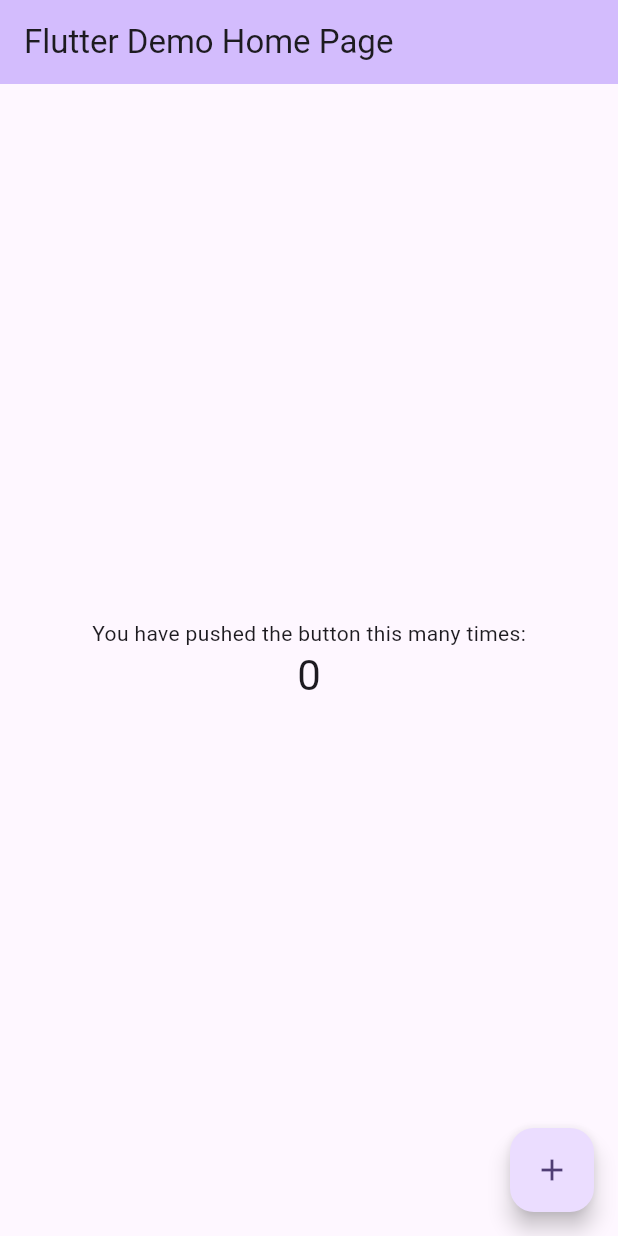
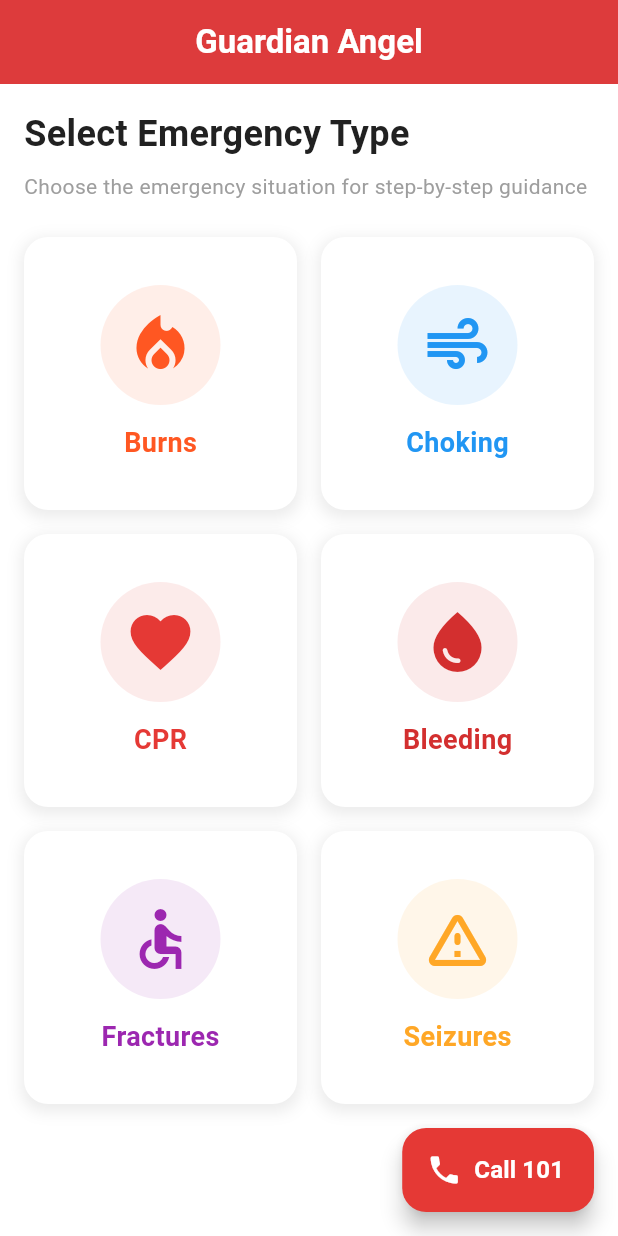
Before and after one commit to mohammadqu22/GurdianAngel, a Flutter app: the screen it shows after launch, on a phone screen of 412 x 824 dp. Run offline on Flutter 3.47's test engine with Material 3 defaults, Android fonts, the phone set to English and light mode, and no system bars.

Commit message:
Build home screen with emergency categories
- Create HomeScreen widget with 6 emergency cards (Burns, Choking, CPR, Bleeding, Fractures, Seizures)
- Implement responsive 2x3 grid layout
- Add card styling with shadows, rounded corners, and color-coded icons
- Add floating Call 101 emergency button
- Include tap interactions with feedback
- Add STRUCTURE.md project documentation
- Test on Android emulator

Closes #4

```diff
--- a/lib/main.dart
+++ b/lib/main.dart
@@ -1,122 +1,24 @@
 import 'package:flutter/material.dart';
+import 'screens/home_screen.dart';
 
 void main() {
-  runApp(const MyApp());
+  runApp(const GuardianAngelApp());
 }
 
-class MyApp extends StatelessWidget {
-  const MyApp({super.key});
+class GuardianAngelApp extends StatelessWidget {
+  const GuardianAngelApp({super.key});
 
-  // This widget is the root of your application.
   @override
   Widget build(BuildContext context) {
     return MaterialApp(
-      title: 'Flutter Demo',
+      title: 'Guardian Angel',
+      debugShowCheckedModeBanner: false,
       theme: ThemeData(
-        // This is the theme of your application.
-        //
-        // TRY THIS: Try running your application with "flutter run". You'll see
-        // the application has a purple toolbar. Then, without quitting the app,
-        // try changing the seedColor in the colorScheme below to Colors.green
-        // and then invoke "hot reload" (save your changes or press the "hot
-        // reload" button in a Flutter-supported IDE, or press "r" if you used
-        // the command line to start the app).
-        //
-        // Notice that the counter didn't reset back to zero; the application
-        // state is not lost during the reload. To reset the state, use hot
-        // restart instead.
-        //
-        // This works for code too, not just values: Most code changes can be
-        // tested with just a hot reload.
-        colorScheme: .fromSeed(seedColor: Colors.deepPurple),
+        primarySwatch: Colors.red,
+        useMaterial3: true,
+        fontFamily: 'Roboto',
       ),
-      home: const MyHomePage(title: 'Flutter Demo Home Page'),
+      home: const HomeScreen(),
     );
   }
 }
-
-class MyHomePage extends StatefulWidget {
-  const MyHomePage({super.key, required this.title});
-
-  // This widget is the home page of your application. It is stateful, meaning
-  // that it has a State object (defined below) that contains fields that affect
-  // how it looks.
-
-  // This class is the configuration for the state. It holds the values (in this
-  // case the title) provided by the parent (in this case the App widget) and
-  // used by the build method of the State. Fields in a Widget subclass are
-  // always marked "final".
-
-  final String title;
-
-  @override
-  State<MyHomePage> createState() => _MyHomePageState();
-}
-
-class _MyHomePageState extends State<MyHomePage> {
-  int _counter = 0;
-
-  void _incrementCounter() {
-    setState(() {
-      // This call to setState tells the Flutter framework that something has
-      // changed in this State, which causes it to rerun the build method below
-      // so that the display can reflect the updated values. If we changed
-      // _counter without calling setState(), then the build method would not be
-      // called again, and so nothing would appear to happen.
-      _counter++;
-    });
-  }
-
-  @override
-  Widget build(BuildContext context) {
-    // This method is rerun every time setState is called, for instance as done
-    // by the _incrementCounter method above.
-    //
-    // The Flutter framework has been optimized to make rerunning build methods
-    // fast, so that you can just rebuild anything that needs updating rather
-    // than having to individually change instances of widgets.
-    return Scaffold(
-      appBar: AppBar(
-        // TRY THIS: Try changing the color here to a specific color (to
-        // Colors.amber, perhaps?) and trigger a hot reload to see the AppBar
-        // change color while the other colors stay the same.
-        backgroundColor: Theme.of(context).colorScheme.inversePrimary,
-        // Here we take the value from the MyHomePage object that was created by
-        // the App.build method, and use it to set our appbar title.
-        title: Text(widget.title),
-      ),
-      body: Center(
-        // Center is a layout widget. It takes a single child and positions it
-        // in the middle of the parent.
-        child: Column(
-          // Column is also a layout widget. It takes a list of children and
-          // arranges them vertically. By default, it sizes itself to fit its
-          // children horizontally, and tries to be as tall as its parent.
-          //
-          // Column has various properties to control how it sizes itself and
-          // how it positions its children. Here we use mainAxisAlignment to
-          // center the children vertically; the main axis here is the vertical
-          // axis because Columns are vertical (the cross axis would be
-          // horizontal).
-          //
-          // TRY THIS: Invoke "debug painting" (choose the "Toggle Debug Paint"
-          // action in the IDE, or press "p" in the console), to see the
-          // wireframe for each widget.
-          mainAxisAlignment: .center,
-          children: [
-            const Text('You have pushed the button this many times:'),
-            Text(
-              '$_counter',
-              style: Theme.of(context).textTheme.headlineMedium,
-            ),
-          ],
-        ),
-      ),
-      floatingActionButton: FloatingActionButton(
-        onPressed: _incrementCounter,
-        tooltip: 'Increment',
-        child: const Icon(Icons.add),
-      ),
-    );
-  }
-}
--- a/lib/screens/home_screen.dart
+++ b/lib/screens/home_screen.dart
@@ -0,0 +1,184 @@
+import 'package:flutter/material.dart';
+
+class HomeScreen extends StatelessWidget {
+  const HomeScreen({super.key});
+
+  @override
+  Widget build(BuildContext context) {
+    return Scaffold(
+      backgroundColor: Colors.white,
+      appBar: AppBar(
+        title: const Text(
+          'Guardian Angel',
+          style: TextStyle(
+            fontWeight: FontWeight.bold,
+            fontSize: 22,
+          ),
+        ),
+        backgroundColor: const Color(0xFFE53935), // Red
+        foregroundColor: Colors.white,
+        elevation: 2,
+        centerTitle: true,
+      ),
+      body: Padding(
+        padding: const EdgeInsets.all(16.0),
+        child: Column(
+          crossAxisAlignment: CrossAxisAlignment.start,
+          children: [
+            // Header Text
+            const Text(
+              'Select Emergency Type',
+              style: TextStyle(
+                fontSize: 24,
+                fontWeight: FontWeight.bold,
+                color: Color(0xFF212121),
+              ),
+            ),
+            const SizedBox(height: 8),
+            const Text(
+              'Choose the emergency situation for step-by-step guidance',
+              style: TextStyle(
+                fontSize: 14,
+                color: Colors.grey,
+              ),
+            ),
+            const SizedBox(height: 24),
+
+            // Emergency Category Grid
+            Expanded(
+              child: GridView.count(
+                crossAxisCount: 2, // 2 columns
+                crossAxisSpacing: 16,
+                mainAxisSpacing: 16,
+                children: [
+                  _buildEmergencyCard(
+                    context,
+                    title: 'Burns',
+                    icon: Icons.local_fire_department,
+                    color: const Color(0xFFFF5722), // Orange-red
+                  ),
+                  _buildEmergencyCard(
+                    context,
+                    title: 'Choking',
+                    icon: Icons.air,
+                    color: const Color(0xFF2196F3), // Blue
+                  ),
+                  _buildEmergencyCard(
+                    context,
+                    title: 'CPR',
+                    icon: Icons.favorite,
+                    color: const Color(0xFFE53935), // Red
+                  ),
+                  _buildEmergencyCard(
+                    context,
+                    title: 'Bleeding',
+                    icon: Icons.water_drop,
+                    color: const Color(0xFFD32F2F), // Dark red
+                  ),
+                  _buildEmergencyCard(
+                    context,
+                    title: 'Fractures',
+                    icon: Icons.accessible,
+                    color: const Color(0xFF9C27B0), // Purple
+                  ),
+                  _buildEmergencyCard(
+                    context,
+                    title: 'Seizures',
+                    icon: Icons.warning_amber_rounded,
+                    color: const Color(0xFFFFA726), // Orange
+                  ),
+                ],
+              ),
+            ),
+          ],
+        ),
+      ),
+
+      // Emergency Call Button (Floating)
+      floatingActionButton: FloatingActionButton.extended(
+        onPressed: () {
+          // TODO: Implement emergency call
+          ScaffoldMessenger.of(context).showSnackBar(
+            const SnackBar(
+              content: Text('Emergency Call Feature - Coming Soon'),
+              duration: Duration(seconds: 2),
+            ),
+          );
+        },
+        backgroundColor: const Color(0xFFE53935),
+        icon: const Icon(Icons.phone, color: Colors.white),
+        label: const Text(
+          'Call 101',
+          style: TextStyle(
+            color: Colors.white,
+            fontWeight: FontWeight.bold,
+            fontSize: 16,
+          ),
+        ),
+      ),
+    );
+  }
+
+  // Emergency Card Widget
+  Widget _buildEmergencyCard(
+    BuildContext context, {
+    required String title,
+    required IconData icon,
+    required Color color,
+  }) {
+    return GestureDetector(
+      onTap: () {
+        // TODO: Navigate to emergency detail screen
+        ScaffoldMessenger.of(context).showSnackBar(
+          SnackBar(
+            content: Text('Selected: $title'),
+            duration: const Duration(seconds: 1),
+          ),
+        );
+      },
+      child: Container(
+        decoration: BoxDecoration(
+          color: Colors.white,
+          borderRadius: BorderRadius.circular(16),
+          boxShadow: [
+            BoxShadow(
+              color: Colors.grey.withOpacity(0.2),
+              spreadRadius: 2,
+              blurRadius: 8,
+              offset: const Offset(0, 3),
+            ),
+          ],
+        ),
+        child: Column(
+          mainAxisAlignment: MainAxisAlignment.center,
+          children: [
+            // Icon
+            Container(
+              padding: const EdgeInsets.all(16),
+              decoration: BoxDecoration(
+                color: color.withOpacity(0.1),
+                shape: BoxShape.circle,
+              ),
+              child: Icon(
+                icon,
+                size: 48,
+                color: color,
+              ),
+            ),
+            const SizedBox(height: 12),
+
+            // Title
+            Text(
+              title,
+              style: TextStyle(
+                fontSize: 18,
+                fontWeight: FontWeight.bold,
+                color: color,
+              ),
+            ),
+          ],
+        ),
+      ),
+    );
+  }
+}
```
Also changed, not shown: 1 other file.
